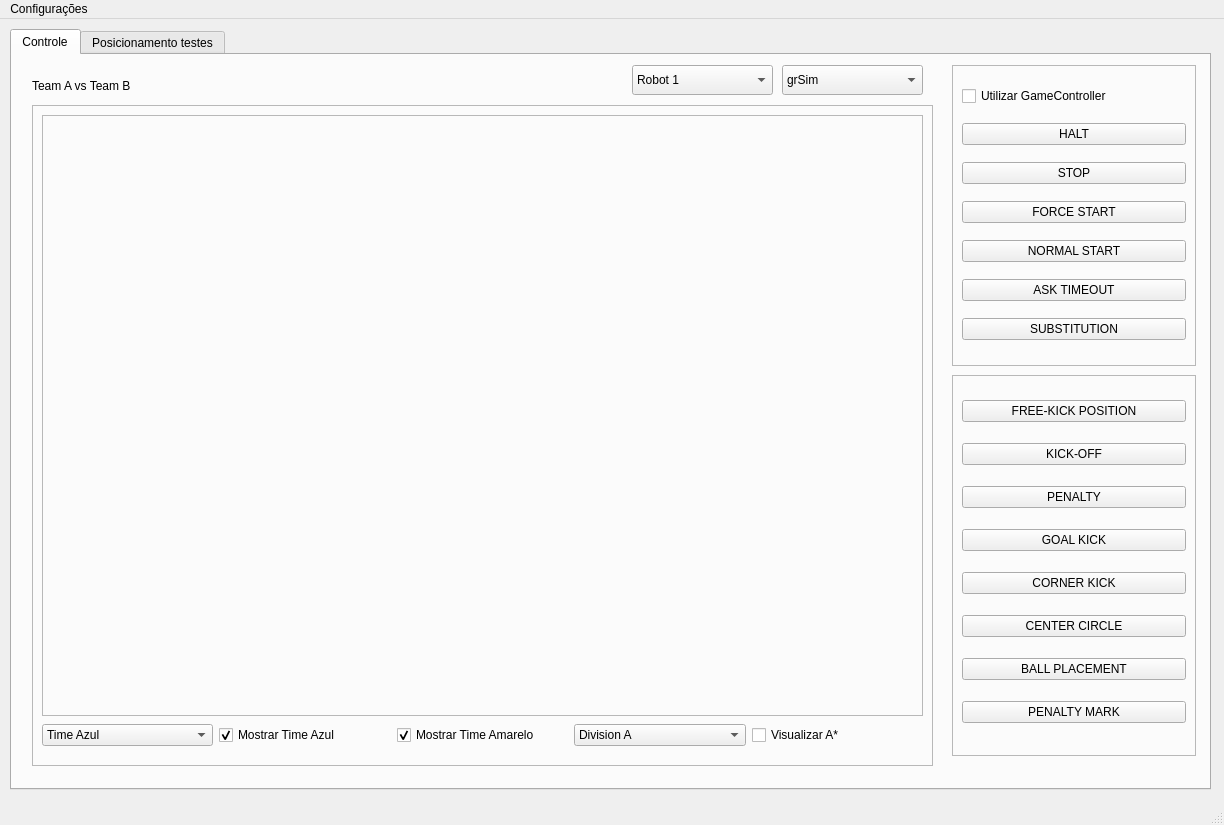
Above: PyQt/main.ui from unball/UnBallSSLclient before the change. Below: the same form after it.
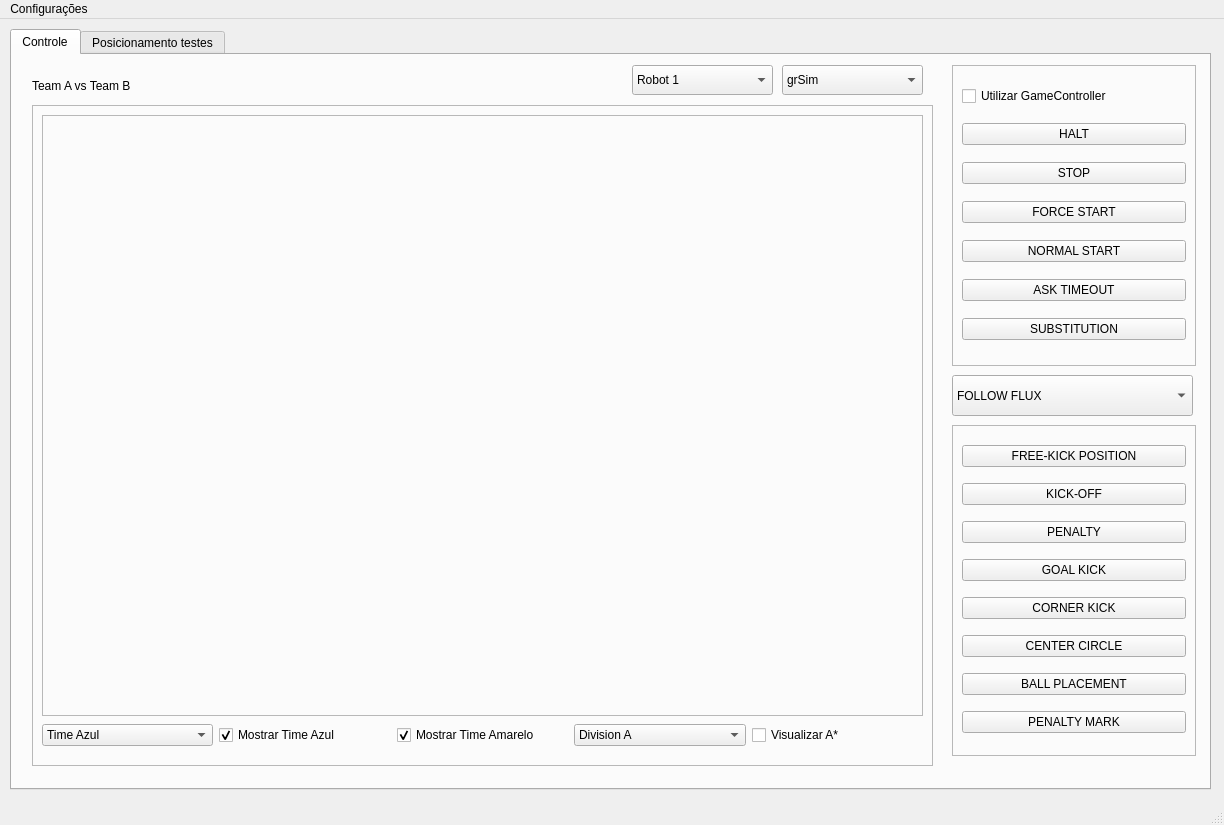
That is the form after the change.

Patch:
```diff
--- a/PyQt/main.ui
+++ b/PyQt/main.ui
@@ -119,9 +119,9 @@
       <property name="geometry">
        <rect>
         <x>940</x>
-        <y>320</y>
+        <y>370</y>
         <width>244</width>
-        <height>381</height>
+        <height>331</height>
        </rect>
       </property>
       <property name="frameShape">
@@ -392,6 +392,29 @@
        </property>
       </item>
      </widget>
+     <widget class="QComboBox" name="states">
+      <property name="geometry">
+       <rect>
+        <x>940</x>
+        <y>320</y>
+        <width>241</width>
+        <height>41</height>
+       </rect>
+      </property>
+      <property name="toolTip">
+       <string>&lt;html&gt;&lt;head/&gt;&lt;body&gt;&lt;p align=&quot;center&quot;&gt;&lt;br/&gt;&lt;/p&gt;&lt;/body&gt;&lt;/html&gt;</string>
+      </property>
+      <item>
+       <property name="text">
+        <string>FOLLOW FLUX</string>
+       </property>
+      </item>
+      <item>
+       <property name="text">
+        <string>CORNER_KICK</string>
+       </property>
+      </item>
+     </widget>
     </widget>
     <widget class="QWidget" name="tab_2">
      <attribute name="title">
```
